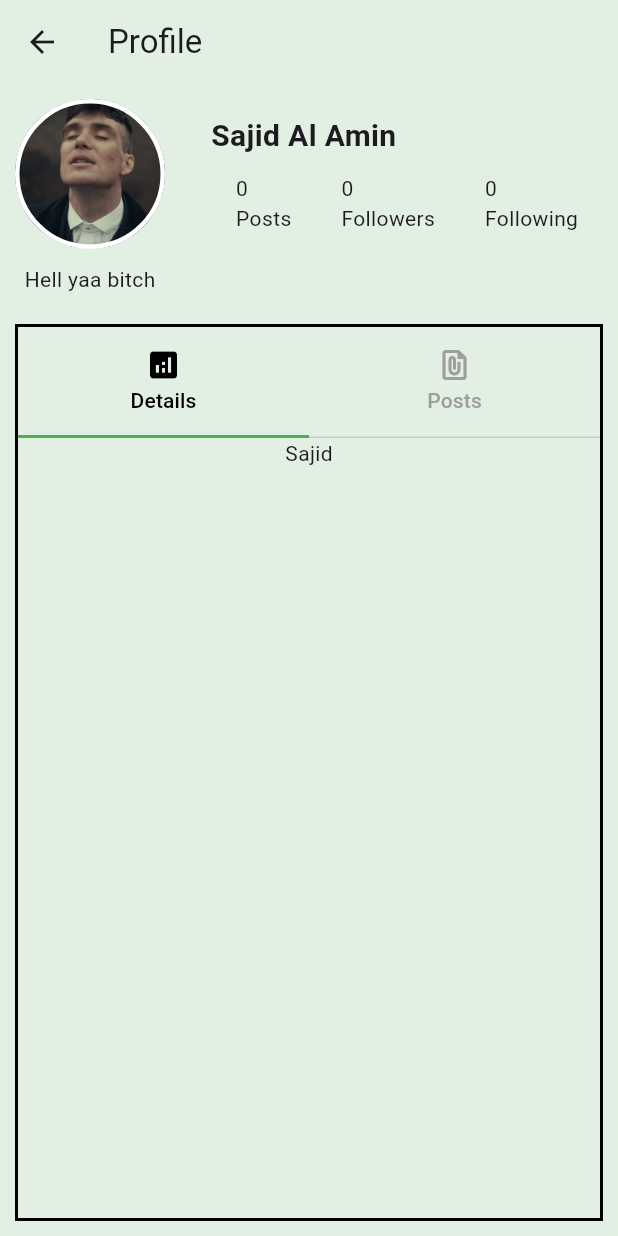
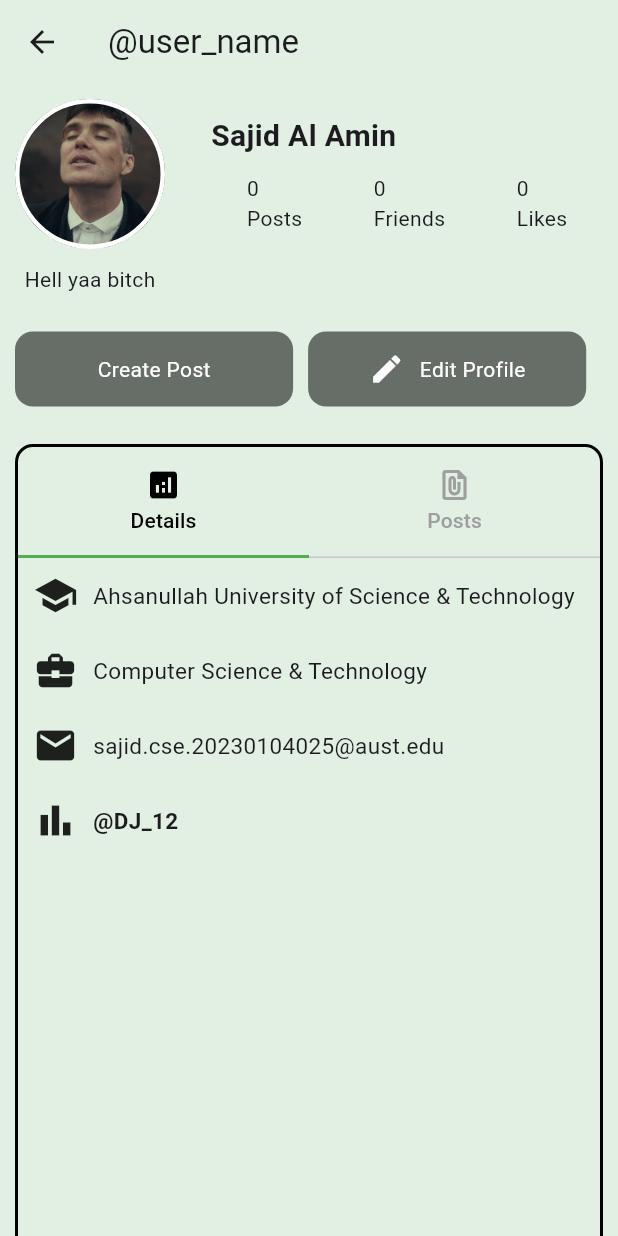
Before and after one commit to fuad023/yipee_app, a Flutter app: the ProfileModule screen opened directly, on a phone screen of 412 x 824 dp. Run offline on Flutter 3.47's test engine with Material 3 defaults, Android fonts, the phone set to English and light mode, and no system bars; our stand-ins replace cloud_firestore, firebase_auth, firebase_core, pin_code_fields, webview_flutter; accounts and stored records are empty.

Commit message:
User Profile

```diff
--- a/lib/tree/root/navigation_pages/home_page/home_page.dart
+++ b/lib/tree/root/navigation_pages/home_page/home_page.dart
@@ -53,7 +53,7 @@ class HomePage extends StatelessWidget {
               height: 100,
               padding: const EdgeInsets.symmetric(horizontal: 10),
               decoration: BoxDecoration(
-                color: Colors.black,
+                color: Colors.black87,
                 borderRadius: BorderRadius.circular(18.0),
                 boxShadow: const [
                   BoxShadow(
--- a/lib/tree/root/navigation_pages/home_page/profile/profile_details.dart
+++ b/lib/tree/root/navigation_pages/home_page/profile/profile_details.dart
@@ -1,11 +1,97 @@
 import 'package:flutter/material.dart';
 
 Widget profileDetails() {
-  return Column(
-    children: [
-      Text(
-        'Sajid'
-      )
-    ],
+  return const Padding(
+    padding: EdgeInsets.all(10.0),
+    child: SingleChildScrollView(
+      child: Column(
+        children: [
+          Row(
+            children: [
+              Icon(
+                Icons.school,
+                size: 30,
+              ),
+              SizedBox(width: 10),
+              Expanded(
+                child: SingleChildScrollView(
+                  scrollDirection: Axis.horizontal,
+                  child: Text(
+                    'Ahsanullah University of Science & Technology',
+                    style: TextStyle(
+                      fontSize: 15
+                    ),
+                  ),
+                ),
+              )
+            ],
+          ),
+          SizedBox(height: 20),
+          Row(
+            children: [
+              Icon(
+                Icons.business_center,
+                size: 30,
+              ),
+              SizedBox(width: 10),
+              Expanded(
+                child: SingleChildScrollView(
+                  scrollDirection: Axis.horizontal,
+                  child: Text(
+                    'Computer Science & Technology',
+                    style: TextStyle(
+                      fontSize: 15
+                    ),
+                  ),
+                ),
+              )
+            ],
+          ),
+          SizedBox(height: 20),
+          Row(
+            children: [
+              Icon(
+                Icons.email,
+                size: 30,
+              ),
+              SizedBox(width: 10),
+              Expanded(
+                child: SingleChildScrollView(
+                  scrollDirection: Axis.horizontal,
+                  child: SelectableText(
+                    'sajid.cse.20230104025@aust.edu',
+                    style: TextStyle(
+                      fontSize: 15
+                    ),
+                  ),
+                ),
+              )
+            ],
+          ),
+          SizedBox(height: 20),
+          Row(
+            children: [
+              Icon(
+                Icons.bar_chart,
+                size: 30,
+              ),
+              SizedBox(width: 10),
+              Expanded(
+                child: SingleChildScrollView(
+                  scrollDirection: Axis.horizontal,
+                  child: Text(
+                    '@DJ_12',
+                    style: TextStyle(
+                      fontWeight: FontWeight.bold,
+                      fontSize: 15
+                    ),
+                  ),
+                ),
+              )
+            ],
+          )
+        ],
+      ),
+    ),
   );
 }
--- a/lib/tree/root/navigation_pages/home_page/profile/profile_module.dart
+++ b/lib/tree/root/navigation_pages/home_page/profile/profile_module.dart
@@ -11,10 +11,12 @@ class ProfileModule extends StatelessWidget {
       child: Scaffold(
         backgroundColor: const Color.fromARGB(255, 225, 240, 226),
         appBar: AppBar(
-          title: const Text('Profile'),
+          title: const Text('@user_name'),
           backgroundColor: const Color.fromARGB(255, 225, 240, 226),
         ),
-        body: Padding(
+        body: SingleChildScrollView(
+          //physics: const BouncingScrollPhysics(),
+          child: Padding(
             padding: const EdgeInsets.all(10.0),
             child: Column(
               crossAxisAlignment: CrossAxisAlignment.start,
@@ -67,11 +69,11 @@ class ProfileModule extends StatelessWidget {
                                 ),
                                 Column(
                                   crossAxisAlignment: CrossAxisAlignment.start,
-                                children: [Text('0'), Text('Followers')],
+                                  children: [Text('0'), Text('Friends')],
                                 ),
                                 Column(
                                   crossAxisAlignment: CrossAxisAlignment.start,
-                                children: [Text('0'), Text('Following')],
+                                  children: [Text('0'), Text('Likes')],
                                 )
                               ],
                             )
@@ -81,17 +83,64 @@ class ProfileModule extends StatelessWidget {
                     )
                   ],
                 ),
-              const SizedBox(
-                height: 20,
+                const SizedBox(height: 25),
+                Row(
+                  children: [
+                    Container(
+                      height: 50,
+                      width: MediaQuery.of(context).size.width * 0.45,
+                      decoration: BoxDecoration(
+                        color: Colors.black54,
+                        borderRadius: BorderRadius.circular(12)
                       ),
-              Expanded(
-                child: Container(
+                      child: const Center(
+                        child: Text(
+                          'Create Post',
+                          style: TextStyle(
+                            color: Colors.white
+                          ),
+                        ),
+                      ),
+                    ),
+                    const SizedBox(width: 10),
+                     Container(
+                      height: 50,
+                      width: MediaQuery.of(context).size.width * 0.45,
+                      decoration: BoxDecoration(
+                        color: Colors.black54,
+                        borderRadius: BorderRadius.circular(12)
+                      ),
+                      child: const Center(
+                        child: Row(
+                          mainAxisAlignment: MainAxisAlignment.center,
+                          children: [
+                            Icon(
+                              Icons.edit,
+                              color: Colors.white,
+                            ),
+                            SizedBox(width: 10),
+                            Text(
+                              'Edit Profile',
+                              style: TextStyle(
+                                color: Colors.white
+                              ),
+                            ),
+                          ],
+                        ),
+                      ),
+                    ),
+                  ],
+                ),
+                const SizedBox(height: 25),
+                Container(
+                  height: MediaQuery.of(context).size.height * 0.8,
                   decoration:
                       BoxDecoration(
                         border: Border.all(
                           color: Colors.black,
                           width: 2
-                        )
+                        ),
+                        borderRadius: BorderRadius.circular(12)
                       ),
                   child: Column(
                     children: [
@@ -122,8 +171,8 @@ class ProfileModule extends StatelessWidget {
                     ],
                   ),
                 ),
+              ],
             ),
-            ],
           ),
         ),
       ),
```
Lines whose indentation alone changed are shown as unchanged.
